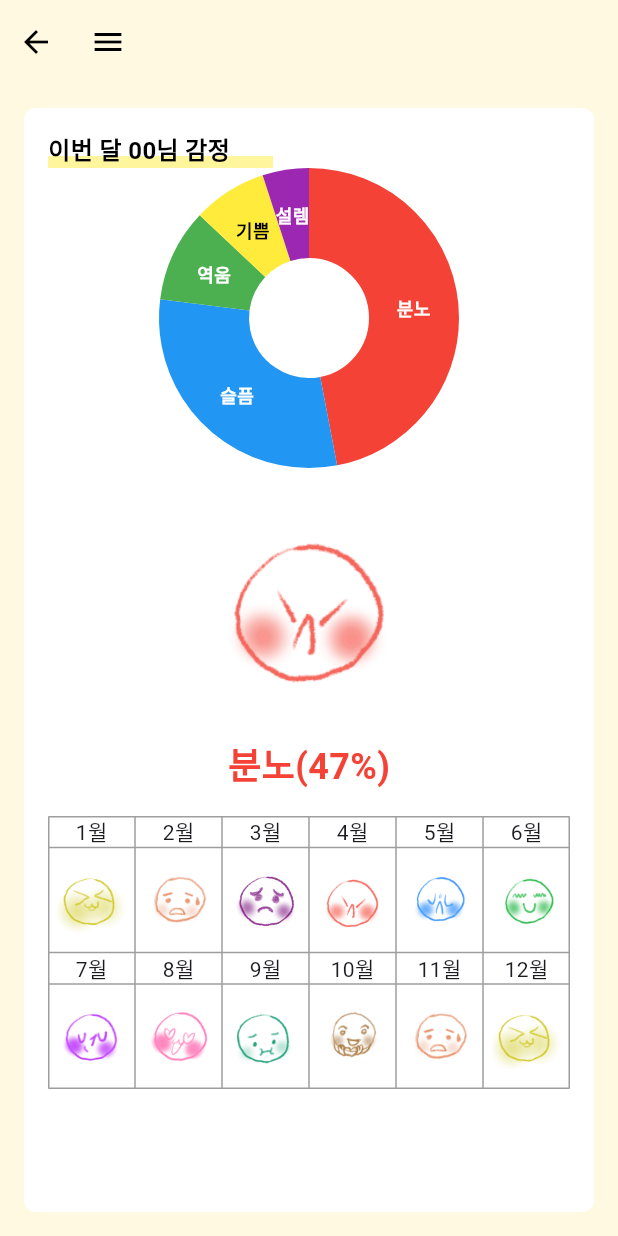
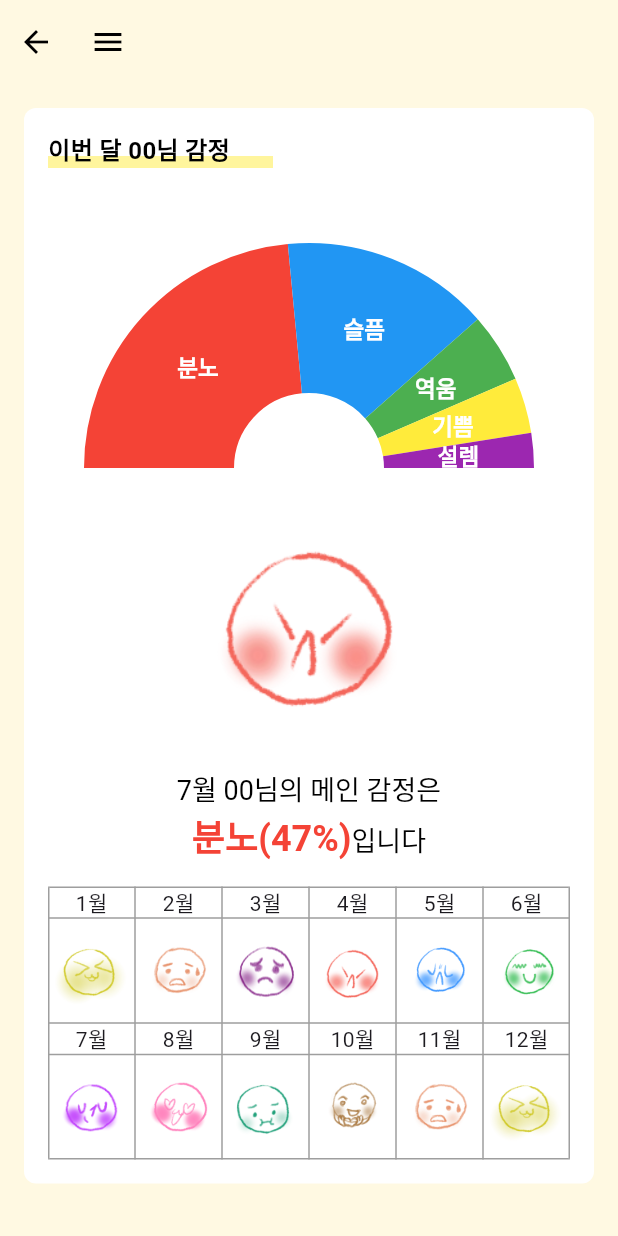
Before and after one commit to Tune-Manner/wisely-diary-frontend, a Flutter app: the MonthlyEmotionScreen screen opened by its route, on a phone screen of 412 x 824 dp. Run offline on Flutter 3.47's test engine with Material 3 defaults, Android fonts, the light colour scheme and no system bars; drawn by our look-alikes of fl_chart; our stand-ins replace device_info_plus, firebase_core, firebase_messaging, flutter_dotenv, flutter_local_notifications, google_sign_in and 6 more; missing offline and left inert: android_alarm_manager_plus, gotrue, kakao_flutter_sdk_user; accounts and stored records are empty.

Commit message:
feat : 감정통계 페이지 차트 추가 및 스크롤 적용

```diff
--- a/lib/statistics/monthly_emotion_screens.dart
+++ b/lib/statistics/monthly_emotion_screens.dart
@@ -1,3 +1,5 @@
+import 'dart:math';
+
 import 'package:flutter/material.dart';
 import 'package:fl_chart/fl_chart.dart';
 
@@ -28,6 +30,7 @@ class MonthlyEmotionScreen extends StatelessWidget {
       ),
       body: Padding(
         padding: const EdgeInsets.all(16.0),
+        child: SingleChildScrollView(
           child: Container(
             decoration: BoxDecoration(
               color: Colors.white,
@@ -74,14 +77,26 @@ class MonthlyEmotionScreen extends StatelessWidget {
                   children: [
                     Image.asset(
                       'assets/emotions/anger.png',
-                    height: 180,
+                      height: 200,
                     ),
-                  Text(
-                    '분노(47%)',
+                    RichText(
+                      textAlign: TextAlign.center,
+                      text: TextSpan(
+                        style: TextStyle(fontSize: 18, color: Colors.black),
+                        children: [
+                          TextSpan(text: '7월 00님의 메인 감정은\n'),
+                          TextSpan(
+                            text: '분노(47%)',
                             style: TextStyle(
                               fontSize: 24,
                               fontWeight: FontWeight.bold,
-                        color: Colors.red),
+                              color: Colors.red,
+                            ),
+                          ),
+                          TextSpan(text: '입니다',
+                              style: TextStyle(fontSize: 18)),
+                        ],
+                      ),
                     ),
                   ],
                 ),
@@ -136,6 +151,8 @@ class MonthlyEmotionScreen extends StatelessWidget {
             ),
           ),
         ),
+
+      ),
     );
   }
 }
@@ -143,54 +160,72 @@ class MonthlyEmotionScreen extends StatelessWidget {
 class CustomSemiDonutChart extends StatelessWidget {
   @override
   Widget build(BuildContext context) {
-    return PieChart(
-      PieChartData(
-        startDegreeOffset: -90,
-        sectionsSpace: 0,
-        centerSpaceRadius: 40,
-        sections: showingSections(),
-        borderData: FlBorderData(show: false),
-      ),
+    return CustomPaint(
+      size: Size(300, 150), // 차트의 크기 조정
+      painter: SemiDonutPainter(),
     );
   }
+}
 
-  List<PieChartSectionData> showingSections() {
-    return [
-      PieChartSectionData(
-        color: Colors.red,
-        value: 47,
-        title: '분노',
-        radius: 60,
-        titleStyle: TextStyle(fontSize: 12, fontWeight: FontWeight.bold, color: Colors.white),
+class SemiDonutPainter extends CustomPainter {
+  @override
+  void paint(Canvas canvas, Size size) {
+    final centerX = size.width / 2;
+    final centerY = size.height;
+    final radius = size.height -100;
+
+    final Paint paint = Paint()
+      ..style = PaintingStyle.stroke
+      ..strokeWidth = 100.0;
+
+    final List<EmotionData> emotions = [
+      EmotionData('분노', 0.47, Colors.red),
+      EmotionData('슬픔', 0.30, Colors.blue),
+      EmotionData('역움', 0.10, Colors.green),
+      EmotionData('기쁨', 0.08, Colors.yellow),
+      EmotionData('설렘', 0.05, Colors.purple),
+    ];
+
+    double startAngle = pi;
+    for (var emotion in emotions) {
+      final sweepAngle = emotion.percentage * pi;
+      paint.color = emotion.color;
+
+      canvas.drawArc(
+        Rect.fromCircle(center: Offset(centerX, centerY), radius: radius),
+        startAngle,
+        sweepAngle,
+        false,
+        paint,
+      );
+
+      // 텍스트 추가
+      final textAngle = startAngle + (sweepAngle / 2);
+      final textX = centerX + radius * cos(textAngle);
+      final textY = centerY + radius * sin(textAngle);
+
+      final textPainter = TextPainter(
+        text: TextSpan(
+          text: emotion.name,
+          style: TextStyle(color: Colors.white, fontSize: 15, fontWeight: FontWeight.bold),
         ),
-      PieChartSectionData(
-        color: Colors.blue,
-        value: 30,
-        title: '슬픔',
-        radius: 60,
-        titleStyle: TextStyle(fontSize: 12, fontWeight: FontWeight.bold, color: Colors.white),
-      ),
-      PieChartSectionData(
-        color: Colors.green,
-        value: 10,
-        title: '역움',
-        radius: 60,
-        titleStyle: TextStyle(fontSize: 12, fontWeight: FontWeight.bold, color: Colors.white),
-      ),
-      PieChartSectionData(
-        color: Colors.yellow,
-        value: 8,
-        title: '기쁨',
-        radius: 60,
-        titleStyle: TextStyle(fontSize: 12, fontWeight: FontWeight.bold, color: Colors.black),
-      ),
-      PieChartSectionData(
-        color: Colors.purple,
-        value: 5,
-        title: '설렘',
-        radius: 60,
-        titleStyle: TextStyle(fontSize: 12, fontWeight: FontWeight.bold, color: Colors.white),
-      ),
-    ];
+        textDirection: TextDirection.ltr,
+      );
+      textPainter.layout();
+      textPainter.paint(canvas, Offset(textX - textPainter.width / 2, textY - textPainter.height / 2));
+
+      startAngle += sweepAngle;
     }
   }
+
+  @override
+  bool shouldRepaint(covariant CustomPainter oldDelegate) => false;
+}
+
+class EmotionData {
+  final String name;
+  final double percentage;
+  final Color color;
+
+  EmotionData(this.name, this.percentage, this.color);
+}
```
Lines whose indentation alone changed are shown as unchanged.
